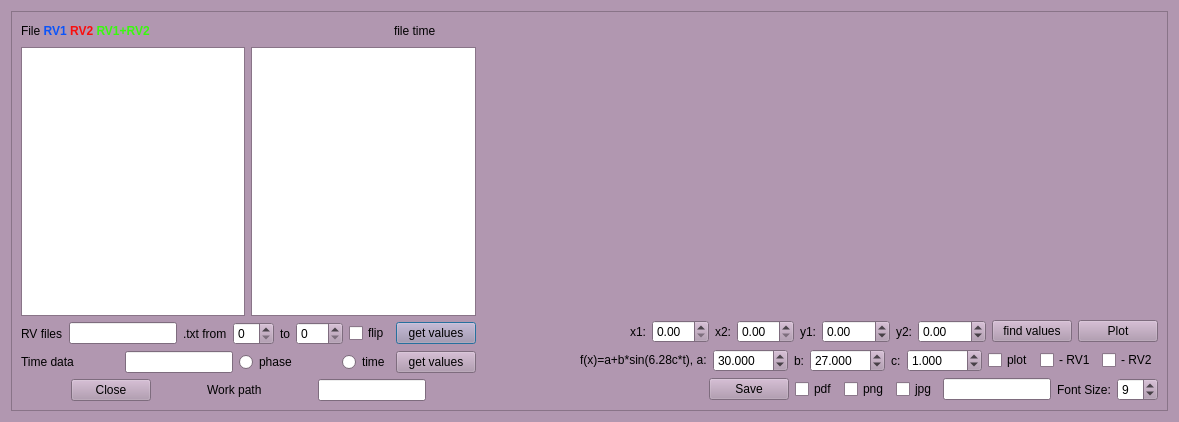
The window that CroCo/rvcurve.ui (DPSablowski/croco) describes before a commit, drawn with Qt 5.
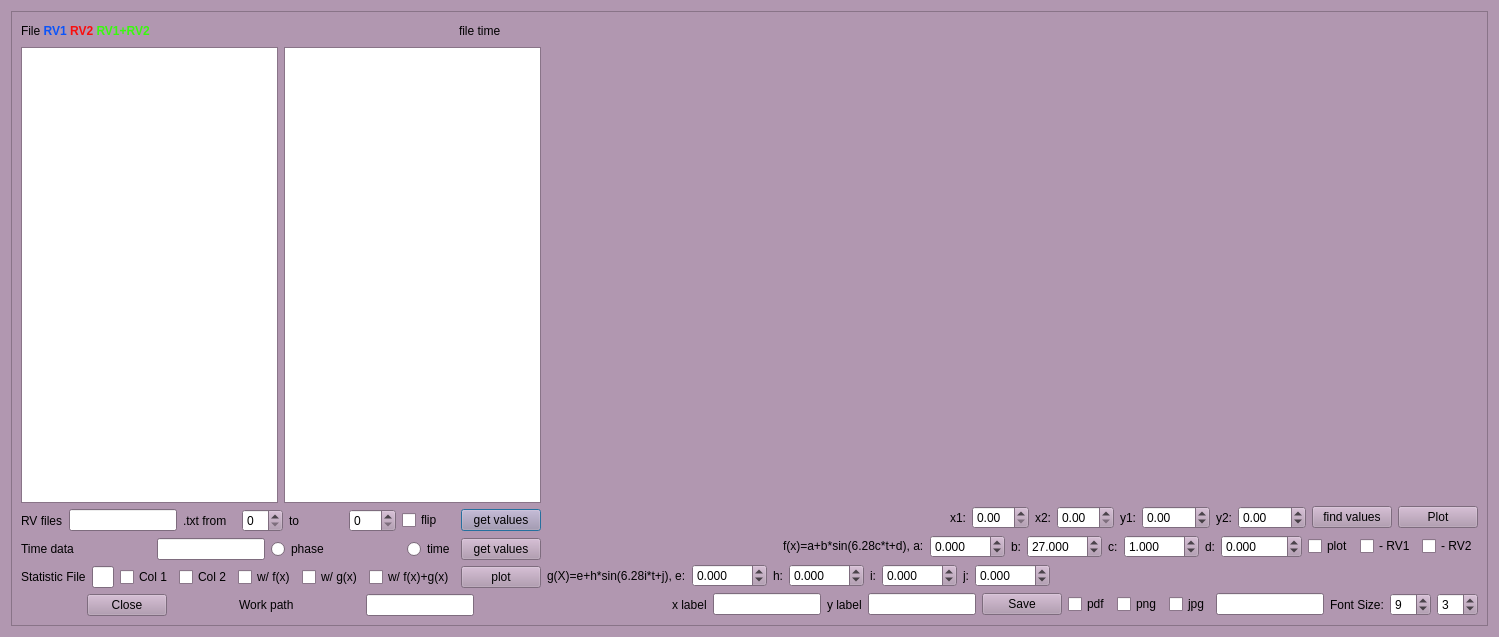
The same window after the commit. Icons and pictures are not drawn. Custom widgets are drawn as their Qt base class.

The edit to the form file:
```diff
--- a/CroCo/rvcurve.ui
+++ b/CroCo/rvcurve.ui
@@ -6,8 +6,8 @@
    <rect>
     <x>0</x>
     <y>0</y>
-    <width>1179</width>
-    <height>422</height>
+    <width>1499</width>
+    <height>637</height>
    </rect>
   </property>
   <property name="palette">
@@ -446,10 +446,10 @@
      <widget class="QWidget" name="scrollAreaWidgetContents">
       <property name="geometry">
        <rect>
-        <x>0</x>
+        <x>-150</x>
         <y>0</y>
-        <width>1159</width>
-        <height>402</height>
+        <width>1722</width>
+        <height>592</height>
        </rect>
       </property>
       <layout class="QHBoxLayout" name="horizontalLayout_6">
@@ -704,6 +704,69 @@
                </item>
               </layout>
              </item>
+             <item>
+              <layout class="QHBoxLayout" name="horizontalLayout_11">
+               <item>
+                <widget class="QLabel" name="label_16">
+                 <property name="text">
+                  <string>Statistic File</string>
+                 </property>
+                </widget>
+               </item>
+               <item>
+                <widget class="QLineEdit" name="lineEdit_5">
+                 <property name="sizePolicy">
+                  <sizepolicy hsizetype="Maximum" vsizetype="Fixed">
+                   <horstretch>0</horstretch>
+                   <verstretch>0</verstretch>
+                  </sizepolicy>
+                 </property>
+                </widget>
+               </item>
+               <item>
+                <widget class="QCheckBox" name="checkBox_8">
+                 <property name="text">
+                  <string>Col 1</string>
+                 </property>
+                </widget>
+               </item>
+               <item>
+                <widget class="QCheckBox" name="checkBox_9">
+                 <property name="text">
+                  <string>Col 2</string>
+                 </property>
+                </widget>
+               </item>
+               <item>
+                <widget class="QCheckBox" name="checkBox_10">
+                 <property name="text">
+                  <string>w/ f(x)</string>
+                 </property>
+                </widget>
+               </item>
+               <item>
+                <widget class="QCheckBox" name="checkBox_11">
+                 <property name="text">
+                  <string>w/ g(x)</string>
+                 </property>
+                </widget>
+               </item>
+               <item>
+                <widget class="QCheckBox" name="checkBox_12">
+                 <property name="text">
+                  <string>w/ f(x)+g(x)</string>
+                 </property>
+                </widget>
+               </item>
+               <item>
+                <widget class="QPushButton" name="pushButton_7">
+                 <property name="text">
+                  <string>plot</string>
+                 </property>
+                </widget>
+               </item>
+              </layout>
+             </item>
              <item>
               <layout class="QHBoxLayout" name="horizontalLayout_2">
                <item>
@@ -874,7 +937,7 @@
               </sizepolicy>
              </property>
              <property name="text">
-              <string>&lt;html&gt;&lt;head/&gt;&lt;body&gt;&lt;p&gt;f(x)=a+b*sin(6.28c*t),   a:&lt;/p&gt;&lt;/body&gt;&lt;/html&gt;</string>
+              <string>&lt;html&gt;&lt;head/&gt;&lt;body&gt;&lt;p&gt;f(x)=a+b*sin(6.28c*t+d), a:&lt;/p&gt;&lt;/body&gt;&lt;/html&gt;</string>
              </property>
             </widget>
            </item>
@@ -890,7 +953,7 @@
               <double>999.000000000000000</double>
              </property>
              <property name="value">
-              <double>30.000000000000000</double>
+              <double>0.000000000000000</double>
              </property>
             </widget>
            </item>
@@ -946,6 +1009,26 @@
              </property>
             </widget>
            </item>
+           <item>
+            <widget class="QLabel" name="label_17">
+             <property name="text">
+              <string>d:</string>
+             </property>
+            </widget>
+           </item>
+           <item>
+            <widget class="QDoubleSpinBox" name="doubleSpinBox_8">
+             <property name="decimals">
+              <number>3</number>
+             </property>
+             <property name="minimum">
+              <double>-9999.000000000000000</double>
+             </property>
+             <property name="maximum">
+              <double>9999.989999999999782</double>
+             </property>
+            </widget>
+           </item>
            <item>
             <widget class="QCheckBox" name="checkBox_3">
              <property name="text">
@@ -969,6 +1052,115 @@
            </item>
           </layout>
          </item>
+         <item>
+          <layout class="QHBoxLayout" name="horizontalLayout_12">
+           <item>
+            <widget class="QLabel" name="label_20">
+             <property name="sizePolicy">
+              <sizepolicy hsizetype="Minimum" vsizetype="Preferred">
+               <horstretch>0</horstretch>
+               <verstretch>0</verstretch>
+              </sizepolicy>
+             </property>
+             <property name="text">
+              <string>g(X)=e+h*sin(6.28i*t+j), e:</string>
+             </property>
+            </widget>
+           </item>
+           <item>
+            <widget class="QDoubleSpinBox" name="doubleSpinBox_9">
+             <property name="decimals">
+              <number>3</number>
+             </property>
+             <property name="minimum">
+              <double>-999.000000000000000</double>
+             </property>
+             <property name="maximum">
+              <double>999.990000000000009</double>
+             </property>
+            </widget>
+           </item>
+           <item>
+            <widget class="QLabel" name="label_21">
+             <property name="text">
+              <string>h:</string>
+             </property>
+            </widget>
+           </item>
+           <item>
+            <widget class="QDoubleSpinBox" name="doubleSpinBox_10">
+             <property name="decimals">
+              <number>3</number>
+             </property>
+             <property name="minimum">
+              <double>-999.000000000000000</double>
+             </property>
+             <property name="maximum">
+              <double>999.000000000000000</double>
+             </property>
+             <property name="value">
+              <double>0.000000000000000</double>
+             </property>
+            </widget>
+           </item>
+           <item>
+            <widget class="QLabel" name="label_22">
+             <property name="text">
+              <string>i:</string>
+             </property>
+            </widget>
+           </item>
+           <item>
+            <widget class="QDoubleSpinBox" name="doubleSpinBox_11">
+             <property name="decimals">
+              <number>3</number>
+             </property>
+             <property name="minimum">
+              <double>-999.000000000000000</double>
+             </property>
+             <property name="maximum">
+              <double>999.990000000000009</double>
+             </property>
+            </widget>
+           </item>
+           <item>
+            <widget class="QLabel" name="label_23">
+             <property name="text">
+              <string>j:</string>
+             </property>
+            </widget>
+           </item>
+           <item>
+            <widget class="QDoubleSpinBox" name="doubleSpinBox_12">
+             <property name="decimals">
+              <number>3</number>
+             </property>
+             <property name="minimum">
+              <double>-999.990000000000009</double>
+             </property>
+             <property name="maximum">
+              <double>999.990000000000009</double>
+             </property>
+            </widget>
+           </item>
+           <item>
+            <spacer name="horizontalSpacer_2">
+             <property name="orientation">
+              <enum>Qt::Horizontal</enum>
+             </property>
+             <property name="sizeType">
+              <enum>QSizePolicy::MinimumExpanding</enum>
+             </property>
+             <property name="sizeHint" stdset="0">
+              <size>
+               <width>40</width>
+               <height>20</height>
+              </size>
+             </property>
+            </spacer>
+           </item>
+          </layout>
+         </item>
          <item>
           <layout class="QHBoxLayout" name="horizontalLayout_10">
            <item>
@@ -987,6 +1179,40 @@
              </property>
             </spacer>
            </item>
+           <item>
+            <widget class="QLabel" name="label_18">
+             <property name="text">
+              <string>x label</string>
+             </property>
+            </widget>
+           </item>
+           <item>
+            <widget class="QLineEdit" name="lineEdit_6">
+             <property name="sizePolicy">
+              <sizepolicy hsizetype="Maximum" vsizetype="Fixed">
+               <horstretch>0</horstretch>
+               <verstretch>0</verstretch>
+              </sizepolicy>
+             </property>
+            </widget>
+           </item>
+           <item>
+            <widget class="QLabel" name="label_19">
+             <property name="text">
+              <string>y label</string>
+             </property>
+            </widget>
+           </item>
+           <item>
+            <widget class="QLineEdit" name="lineEdit_7">
+             <property name="sizePolicy">
+              <sizepolicy hsizetype="Maximum" vsizetype="Fixed">
+               <horstretch>0</horstretch>
+               <verstretch>0</verstretch>
+              </sizepolicy>
+             </property>
+            </widget>
+           </item>
            <item>
             <widget class="QPushButton" name="pushButton_6">
              <property name="sizePolicy">
@@ -1057,6 +1283,16 @@
              </property>
             </widget>
            </item>
+           <item>
+            <widget class="QSpinBox" name="spinBox_4">
+             <property name="minimum">
+              <number>1</number>
+             </property>
+             <property name="value">
+              <number>3</number>
+             </property>
+            </widget>
+           </item>
           </layout>
          </item>
         </layout>
```
